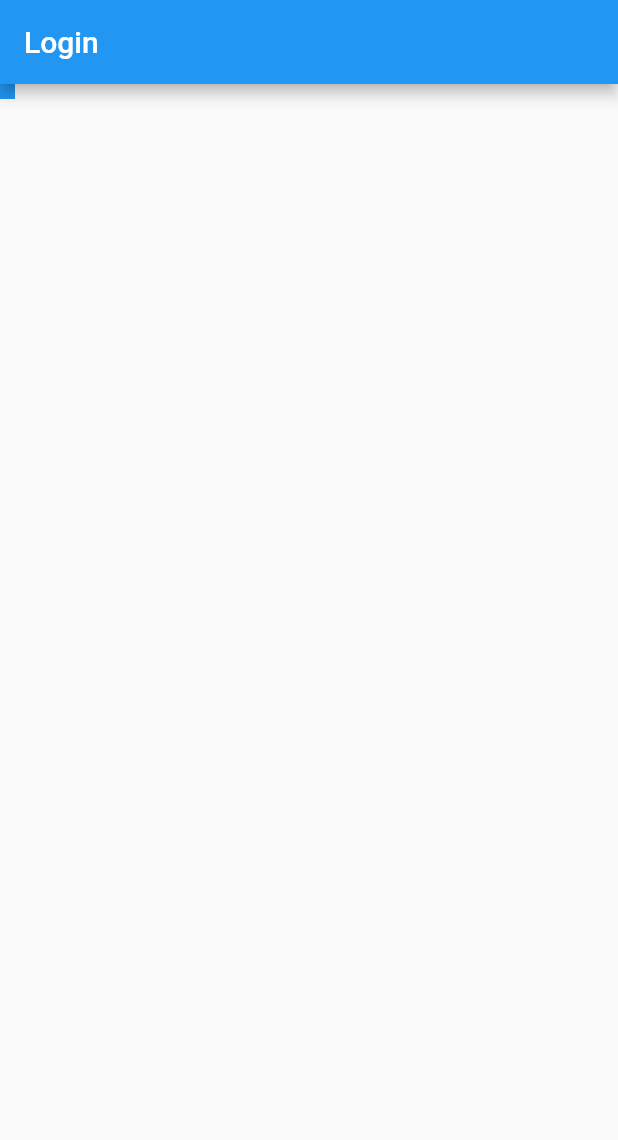
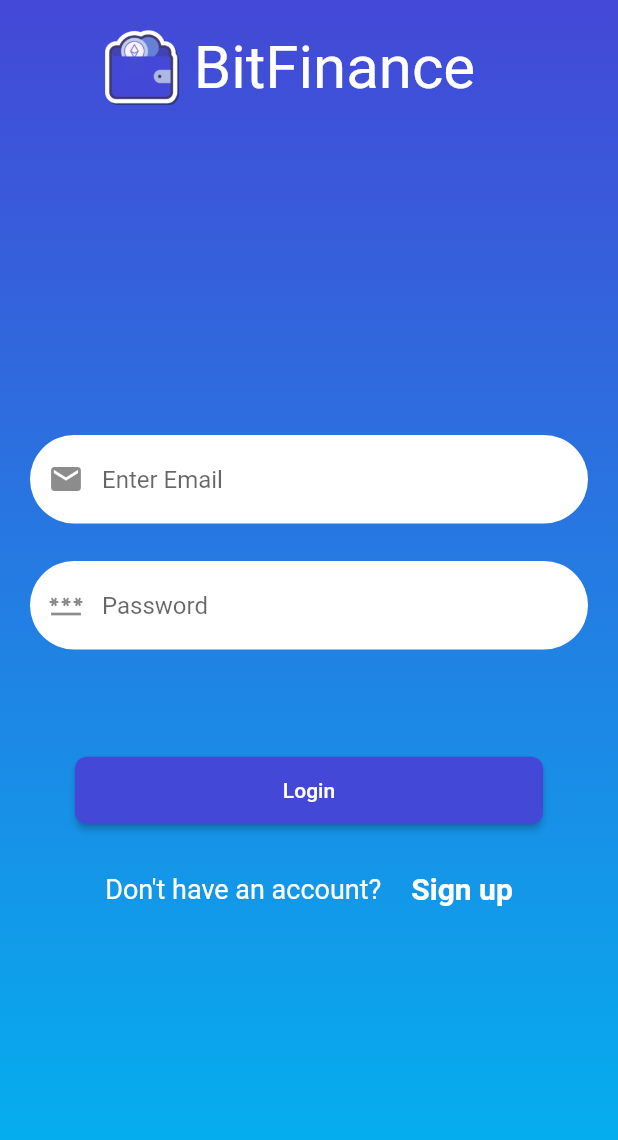
Before and after one commit to adityatawade12/hack7-code_warriors, a Flutter app: the screen it shows after launch, on a phone screen of 412 x 824 dp. Shown: the top 1140 px of the screen. Run offline on Flutter 3.47's test engine with Material 2 defaults, Android fonts, the phone set to English and light mode, and no system bars.

Commit message:
added login page

```diff
--- a/lib/main.dart
+++ b/lib/main.dart
@@ -18,6 +18,7 @@ class MyApp extends StatelessWidget {
         providers: [ChangeNotifierProvider(create: (ctx) => Web3Provider())],
         child: MaterialApp(
           title: 'Flutter Demo',
+          debugShowCheckedModeBanner: false,
           theme: ThemeData(
             primarySwatch: Colors.blue,
           ),
--- a/lib/screens/auth/LoginScreen.dart
+++ b/lib/screens/auth/LoginScreen.dart
@@ -1,4 +1,6 @@
 import 'package:flutter/material.dart';
+import 'package:hack7/themes/apptheme.dart';
+import 'package:hack7/widgets/ApptextField.dart';
 
 class LoginScreen extends StatefulWidget {
   static const routename = '/login';
@@ -9,17 +11,165 @@ class LoginScreen extends StatefulWidget {
 }
 
 class _LoginScreenState extends State<LoginScreen> {
+  bool signup = false;
+  GlobalKey _formKey = GlobalKey<FormState>();
+  final emailController = TextEditingController();
+  final passController = TextEditingController();
+  bool invalidCreds = false;
+
+  _backgroundGradient() {
+    return Container(
+      decoration: const BoxDecoration(
+          gradient: LinearGradient(
+              begin: Alignment.topCenter,
+              end: Alignment.bottomCenter,
+              colors: [Color.fromRGBO(68, 72, 214, 1), AppTheme.nearlyBlue])),
+    );
+  }
+
+  errorWidget(invalidCred) {
+    if (invalidCreds) {
+      return [
+        SizedBox(
+          height: 10,
+        ),
+        Padding(
+          padding: EdgeInsets.all(10),
+          child: Text("Invalid Credentials!",
+              textAlign: TextAlign.center,
+              style: TextStyle(
+                  color: Colors.white,
+                  fontSize: 18,
+                  fontWeight: FontWeight.bold)),
+        )
+      ];
+    } else {
+      return [];
+    }
+  }
+
   @override
   Widget build(BuildContext context) {
-    return Scaffold(
-      appBar: AppBar(
-        title: Text("Login"),
+    final mq = MediaQueryData.fromWindow(WidgetsBinding.instance.window);
+
+    return GestureDetector(
+      child: Scaffold(
+        body: Stack(children: [
+          _backgroundGradient(),
+          SingleChildScrollView(
+            scrollDirection: Axis.vertical,
+            child: ConstrainedBox(
+              constraints: BoxConstraints.tightFor(
+                height: mq.size.height,
+              ),
+              child: SafeArea(
+                  child: Padding(
+                padding: EdgeInsets.all(20),
+                child: Column(
+                  mainAxisAlignment: MainAxisAlignment.spaceBetween,
+                  crossAxisAlignment: CrossAxisAlignment.center,
+                  children: [
+                    Row(
+                      children: [
+                        const SizedBox(
+                          width: 50,
+                        ),
+                        Image.asset(
+                          'assets/images/logo.png',
+                          height: 50,
+                        ),
+                        const SizedBox(
+                          width: 10,
+                        ),
+                        // RichText(
+                        //   text:
+                        const Text(
+                          'BitFinance',
+                          style: TextStyle(
+                            fontSize: 40,
+                            color: Colors.white,
+                          ),
+                        ),
+                        // ),
+                      ],
+                    ),
+                    Spacer(),
+                    Column(
+                      crossAxisAlignment: CrossAxisAlignment.stretch,
+                      children: [
+                        SizedBox(
+                          height: 20,
+                        ),
+                        AppTextField(
+                            controller: emailController,
+                            hint: "Enter Email",
+                            icon: Icons.mail),
+                        SizedBox(
+                          height: 25,
+                        ),
+                        AppTextField(
+                            controller: passController,
+                            hint: "Password",
+                            icon: Icons.password),
+                        ...errorWidget(invalidCreds),
+                        const SizedBox(height: 40),
+                        Padding(
+                          padding: EdgeInsets.all(30),
+                          child: ElevatedButton(
+                            style: OutlinedButton.styleFrom(
+                              foregroundColor: Colors.white,
+                              backgroundColor:
+                                  const Color.fromRGBO(68, 72, 214, 1),
+                              fixedSize: const Size(70, 45),
+                              padding:
+                                  const EdgeInsets.symmetric(horizontal: 16),
+                              shape: const RoundedRectangleBorder(
+                                borderRadius:
+                                    BorderRadius.all(Radius.circular(8)),
+                              ),
+                            ),
+                            child: Text("Login"),
+                            onPressed: () {},
+                          ),
+                        ),
+                        Row(
+                            mainAxisAlignment: MainAxisAlignment.center,
+                            children: [
+                              const Text(
+                                "Don't have an account?",
+                                style: TextStyle(
+                                    color: Colors.white, fontSize: 18),
+                              ),
+                              const SizedBox(width: 20),
+                              GestureDetector(
+                                child: const Text("Sign up",
+                                    style: TextStyle(
+                                        color: Colors.white,
+                                        fontSize: 20,
+                                        fontWeight: FontWeight.bold)),
+                                onTap: () {
+                                  print("Sign up");
+                                  Navigator.pushNamed(
+                                      context, LoginScreen.routename);
+                                },
+                              )
+                            ])
+                      ],
+                    ),
+                    Spacer()
+                  ],
+                ),
+              )),
+            ),
+          )
+        ]),
       ),
-      body: Container(
-        height: 10,
-        width: 10,
-        color: Colors.blue,
-      ),
+      onDoubleTap: () {
+        final FocusScopeNode currentScope = FocusScope.of(context);
+        if (!currentScope.hasPrimaryFocus && currentScope.hasFocus) {
+          FocusManager.instance.primaryFocus?.unfocus();
+        }
+      },
     );
   }
 }
--- /dev/null
+++ b/lib/widgets/ApptextField.dart
@@ -0,0 +1,51 @@
+import 'package:flutter/material.dart';
+import 'package:hack7/themes/apptheme.dart';
+
+class AppTextField extends StatelessWidget {
+  final String hint;
+  final IconData icon;
+  final bool isPassword;
+  final TextEditingController controller;
+  final TextInputType? keyboardType;
+  final String? suffix;
+
+  final String? Function(String?)? validator;
+
+  const AppTextField({
+    Key? key,
+    required this.controller,
+    required this.hint,
+    required this.icon,
+    this.isPassword = false,
+    this.validator,
+    this.keyboardType,
+    this.suffix,
+  }) : super(key: key);
+
+  @override
+  Widget build(BuildContext context) {
+    return Container(
+      decoration: BoxDecoration(
+        color: Colors.white,
+        borderRadius: BorderRadius.circular(32),
+      ),
+      child: TextFormField(
+        controller: controller,
+        obscureText: isPassword,
+        keyboardType: keyboardType,
+        validator: validator,
+        decoration: InputDecoration(
+            prefixIcon: Icon(icon),
+            iconColor: AppTheme.mainBlue,
+            hintText: hint,
+            border: InputBorder.none,
+            focusedBorder: InputBorder.none,
+            enabledBorder: InputBorder.none,
+            errorBorder: InputBorder.none,
+            disabledBorder: InputBorder.none,
+            contentPadding: const EdgeInsets.all(20),
+            suffixText: suffix),
+      ),
+    );
+  }
+}
```
